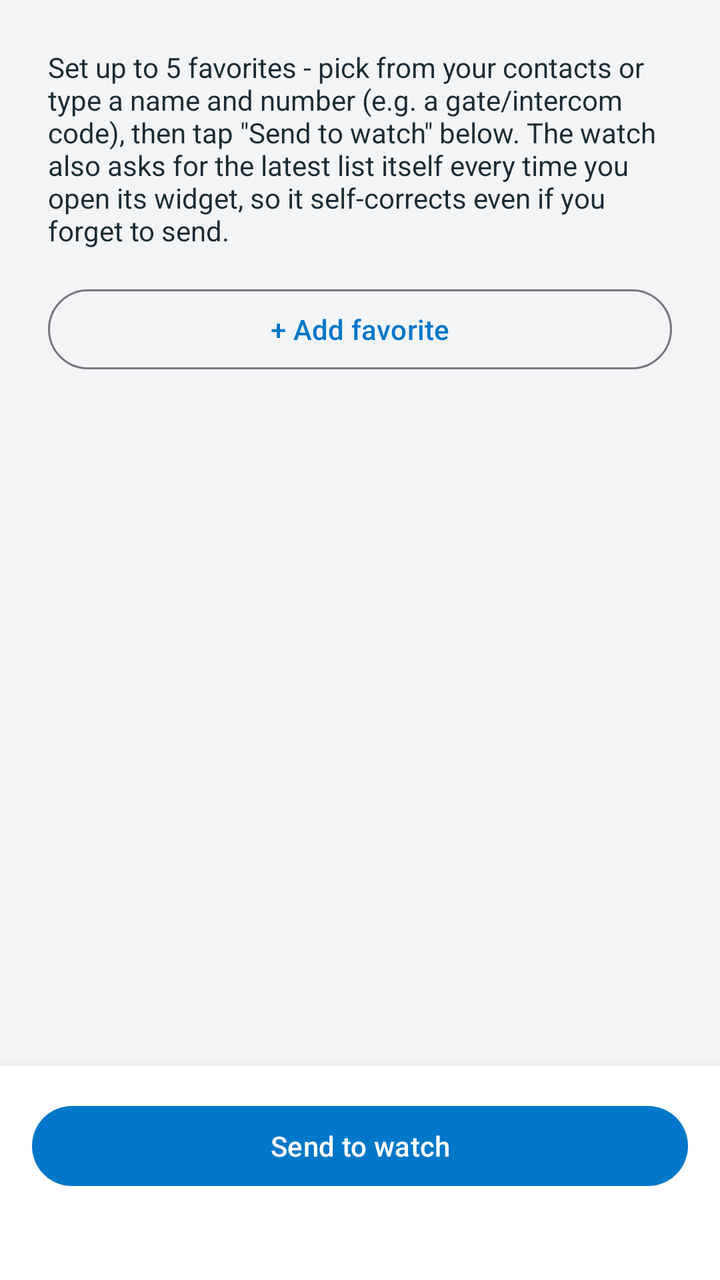
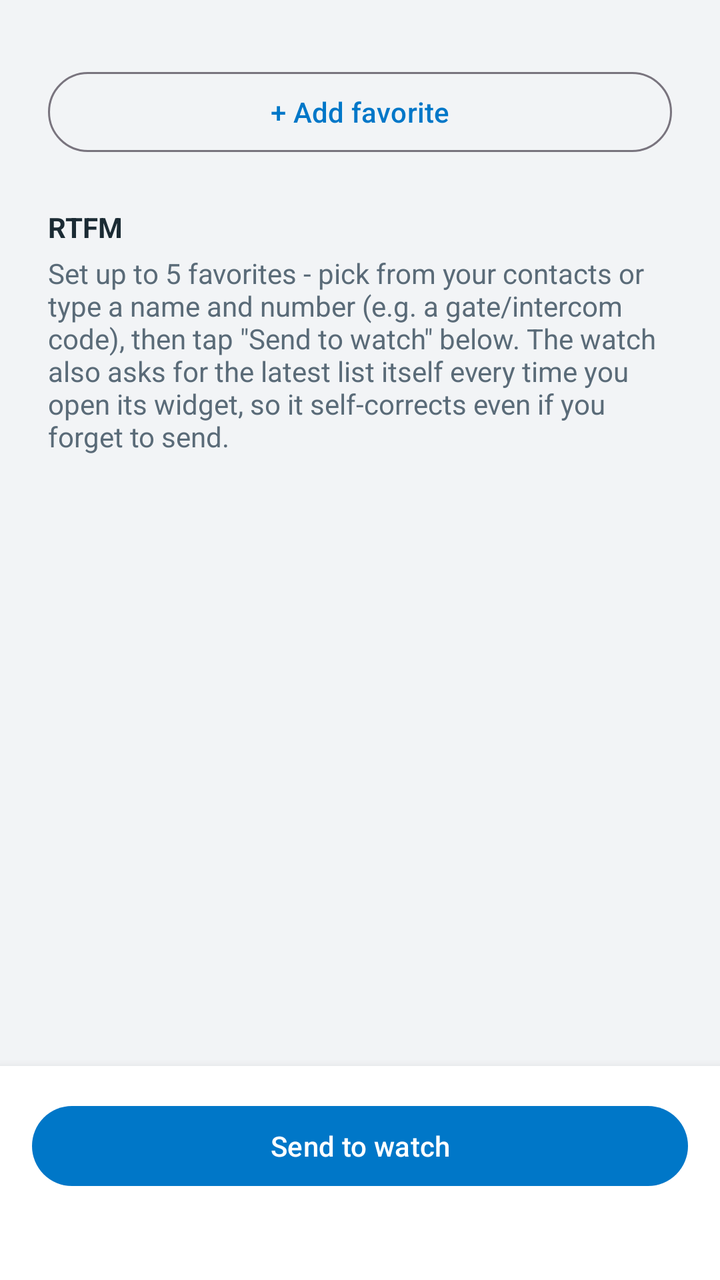

Before-and-after screenshots of an Android layout around one commit, followed by the original layout XML and the change that was made.
<!-- AndroidManifest.xml: application theme Theme.GarminDialer -->
<!-- res/layout/activity_favorites.xml -->
<?xml version="1.0" encoding="utf-8"?>
<LinearLayout xmlns:android="http://schemas.android.com/apk/res/android"
    android:layout_width="match_parent"
    android:layout_height="match_parent"
    android:orientation="vertical"
    android:background="?android:attr/colorBackground">

    <ScrollView
        android:layout_width="match_parent"
        android:layout_height="0dp"
        android:layout_weight="1">

        <LinearLayout
            android:layout_width="match_parent"
            android:layout_height="wrap_content"
            android:orientation="vertical"
            android:padding="24dp">

            <TextView
                android:layout_width="match_parent"
                android:layout_height="wrap_content"
                android:textSize="14sp"
                android:textColor="?attr/colorOnSurface"
                android:layout_marginBottom="8dp"
                android:text="@string/favorites_intro" />

            <LinearLayout
                android:id="@+id/favoritesContainer"
                android:layout_width="match_parent"
                android:layout_height="wrap_content"
                android:orientation="vertical" />

            <Button
                android:id="@+id/addFavoriteButton"
                style="?attr/materialButtonOutlinedStyle"
                android:layout_width="match_parent"
                android:layout_height="wrap_content"
                android:layout_marginTop="8dp"
                android:text="@string/add_favorite" />

        </LinearLayout>
    </ScrollView>

    <LinearLayout
        android:layout_width="match_parent"
        android:layout_height="wrap_content"
        android:orientation="vertical"
        android:background="?attr/colorSurface"
        android:elevation="8dp"
        android:padding="16dp">

        <Button
            android:id="@+id/sendToWatchButton"
            android:layout_width="match_parent"
            android:layout_height="wrap_content"
            android:text="@string/send_to_watch" />

        <TextView
            android:id="@+id/syncStatusText"
            android:layout_width="match_parent"
            android:layout_height="wrap_content"
            android:layout_marginTop="8dp"
            android:gravity="center"
            android:textColor="?attr/colorOnSurface" />

    </LinearLayout>
</LinearLayout>
<!-- resources referenced by this layout -->
<resources>
  <string name="add_favorite">+ Add favorite</string>
  <string name="favorites_intro">Set up to 5 favorites - pick from your contacts or type a name and number (e.g. a gate/intercom code), then tap \"Send to watch\" below. The watch also asks for the latest list itself every time you open its widget, so it self-corrects even if you forget to send.</string>
  <string name="send_to_watch">Send to watch</string>
  <style name="Theme.GarminDialer" parent="Theme.Material3.DayNight.NoActionBar">
          <item name="colorPrimary">@color/color_primary</item>
          <item name="colorOnPrimary">@color/color_on_primary</item>
          <item name="colorSecondary">@color/color_accent</item>
          <item name="colorSecondaryVariant">@color/color_primary_variant</item>
          <item name="colorSurface">@color/color_surface</item>
          <item name="colorOnSurface">@color/color_on_background</item>
          <item name="android:colorBackground">@color/color_background</item>
          <item name="colorOnBackground">@color/color_on_background</item>
          <item name="android:statusBarColor">@color/color_background</item>
          <item name="android:navigationBarColor">@color/color_background</item>
      </style>
  <color name="color_primary">#0077C8</color>
  <color name="color_on_primary">#FFFFFF</color>
  <color name="color_accent">#4FA8D8</color>
  <color name="color_primary_variant">#06283D</color>
  <color name="color_surface">#FFFFFF</color>
  <color name="color_on_background">#1B2B34</color>
  <color name="color_background">#F2F4F6</color>
</resources>

<!-- the commit's change to res/layout/activity_favorites.xml (unified diff, before → after) -->
@@ -16,14 +16,6 @@
             android:orientation="vertical"
             android:padding="24dp">
 
-            <TextView
-                android:layout_width="match_parent"
-                android:layout_height="wrap_content"
-                android:textSize="14sp"
-                android:textColor="?attr/colorOnSurface"
-                android:layout_marginBottom="8dp"
-                android:text="@string/favorites_intro" />
-
             <LinearLayout
                 android:id="@+id/favoritesContainer"
                 android:layout_width="match_parent"
@@ -38,16 +30,35 @@
                 android:layout_marginTop="8dp"
                 android:text="@string/add_favorite" />
 
+            <TextView
+                android:layout_width="match_parent"
+                android:layout_height="wrap_content"
+                android:textStyle="bold"
+                android:textColor="?attr/colorOnSurface"
+                android:layout_marginTop="24dp"
+                android:text="@string/favorites_help_heading" />
+
+            <TextView
+                android:layout_width="match_parent"
+                android:layout_height="wrap_content"
+                android:textSize="14sp"
+                android:textColor="?attr/colorOnSurfaceVariant"
+                android:layout_marginTop="4dp"
+                android:text="@string/favorites_intro" />
+
         </LinearLayout>
     </ScrollView>
 
     <LinearLayout
+        android:id="@+id/bottomBar"
         android:layout_width="match_parent"
         android:layout_height="wrap_content"
         android:orientation="vertical"
         android:background="?attr/colorSurface"
         android:elevation="8dp"
-        android:padding="16dp">
+        android:paddingHorizontal="16dp"
+        android:paddingTop="16dp"
+        android:paddingBottom="16dp">
 
         <Button
             android:id="@+id/sendToWatchButton"
<!-- resource entries referenced after the edit -->
@@ -1,6 +1,7 @@
 <!-- resources referenced by this layout -->
 <resources>
   <string name="add_favorite">+ Add favorite</string>
+  <string name="favorites_help_heading">RTFM</string>
   <string name="favorites_intro">Set up to 5 favorites - pick from your contacts or type a name and number (e.g. a gate/intercom code), then tap \"Send to watch\" below. The watch also asks for the latest list itself every time you open its widget, so it self-corrects even if you forget to send.</string>
   <string name="send_to_watch">Send to watch</string>
   <style name="Theme.GarminDialer" parent="Theme.Material3.DayNight.NoActionBar">
@@ -10,6 +11,7 @@
           <item name="colorSecondaryVariant">@color/color_primary_variant</item>
           <item name="colorSurface">@color/color_surface</item>
           <item name="colorOnSurface">@color/color_on_background</item>
+          <item name="colorOnSurfaceVariant">@color/color_on_surface_variant</item>
           <item name="android:colorBackground">@color/color_background</item>
           <item name="colorOnBackground">@color/color_on_background</item>
           <item name="android:statusBarColor">@color/color_background</item>
@@ -21,6 +23,7 @@
   <color name="color_primary_variant">#06283D</color>
   <color name="color_surface">#FFFFFF</color>
   <color name="color_on_background">#1B2B34</color>
+  <color name="color_on_surface_variant">#5A6B78</color>
   <color name="color_background">#F2F4F6</color>
 </resources>
 
